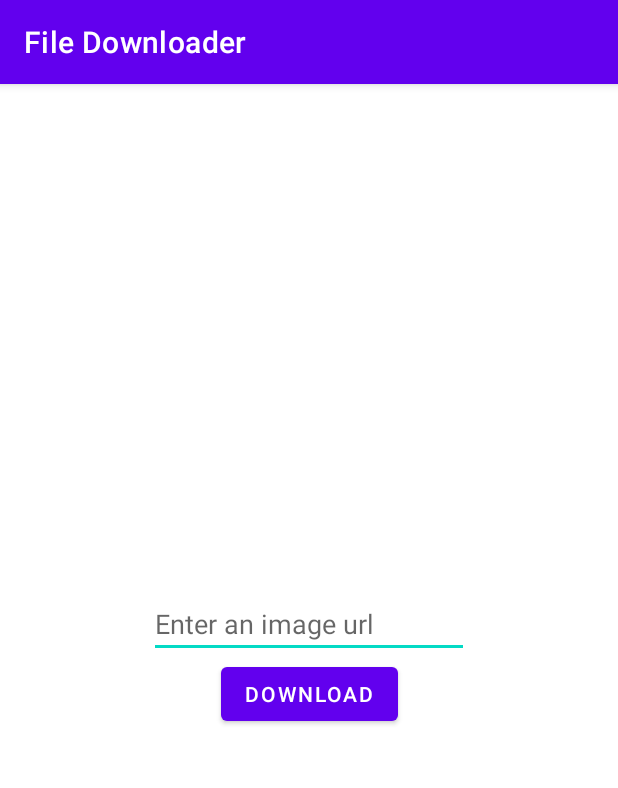
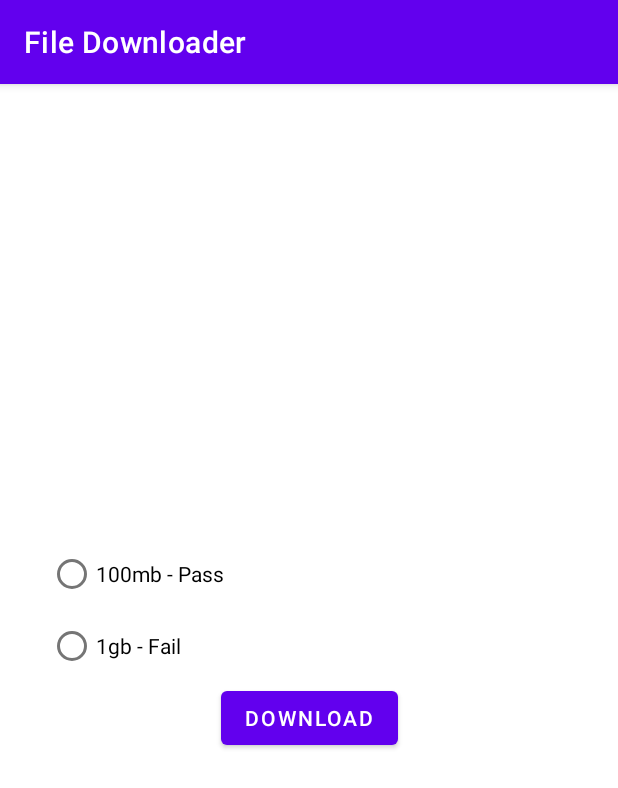
Before and after one commit to gferiancek/FileDownloader, an Android app: the screen it shows after launch (MainActivity), on a phone screen of 412 x 824 dp. Shown: the top 788 px of the screen. Run offline under Robolectric (Android 15) with nearby library versions, the phone set to English and light mode, and no system bars; our stand-ins replace data binding.

Commit message:
refactor: Expanded Notification functionality
Reworked the code in the ViewModel's onReceive fun. (Extracted logic out to parseDownload and sendNotification).  Added support for cancelling the download and handling failed downloads.  Modified NotificationUtils.kt to show new data parsed from the download. (Data shown depends on the status of the download.)

```diff
--- a/app/build.gradle
+++ b/app/build.gradle
@@ -55,7 +55,7 @@ dependencies {
     // Lifecycle
     implementation "androidx.lifecycle:lifecycle-viewmodel-ktx:2.3.1"
     implementation "androidx.lifecycle:lifecycle-livedata-ktx:2.3.1"
-    implementation 'androidx.fragment:fragment-ktx:1.3.4'
+    implementation 'androidx.fragment:fragment-ktx:1.3.5'
 
     // Coroutines
     implementation "org.jetbrains.kotlinx:kotlinx-coroutines-core:1.4.3"
--- a/app/src/main/AndroidManifest.xml
+++ b/app/src/main/AndroidManifest.xml
@@ -4,6 +4,7 @@
 
     <uses-permission android:name="android.permission.INTERNET" />
     <uses-permission android:name="android.permission.WRITE_EXTERNAL_STORAGE" />
+    <uses-permission android:name="android.permission.DOWNLOAD_WITHOUT_NOTIFICATION" />
 
     <application
         android:requestLegacyExternalStorage="true"
@@ -20,6 +21,11 @@
                 <category android:name="android.intent.category.LAUNCHER" />
             </intent-filter>
         </activity>
+
+        <receiver
+            android:name=".receiver.CancelReceiver"
+            android:enabled="true"
+            android:exported="false" />
     </application>
 
 </manifest>
--- /dev/null
+++ b/app/src/main/res/drawable/ic_baseline_cancel_24.xml
@@ -0,0 +1,10 @@
+<vector xmlns:android="http://schemas.android.com/apk/res/android"
+    android:width="24dp"
+    android:height="24dp"
+    android:viewportWidth="24"
+    android:viewportHeight="24"
+    android:tint="?attr/colorControlNormal">
+  <path
+      android:fillColor="@android:color/white"
+      android:pathData="M12,2C6.47,2 2,6.47 2,12s4.47,10 10,10 10,-4.47 10,-10S17.53,2 12,2zM17,15.59L15.59,17 12,13.41 8.41,17 7,15.59 10.59,12 7,8.41 8.41,7 12,10.59 15.59,7 17,8.41 13.41,12 17,15.59z"/>
+</vector>
--- /dev/null
+++ b/app/src/main/res/drawable/ic_baseline_download_24.xml
@@ -0,0 +1,10 @@
+<vector xmlns:android="http://schemas.android.com/apk/res/android"
+    android:width="24dp"
+    android:height="24dp"
+    android:viewportWidth="24"
+    android:viewportHeight="24"
+    android:tint="?attr/colorControlNormal">
+  <path
+      android:fillColor="@android:color/white"
+      android:pathData="M5,20h14v-2H5V20zM19,9h-4V3H9v6H5l7,7L19,9z"/>
+</vector>
--- a/app/src/main/res/layout/fragment_download.xml
+++ b/app/src/main/res/layout/fragment_download.xml
@@ -14,39 +14,51 @@
         android:layout_width="match_parent"
         android:layout_height="match_parent">
 
+        <RadioGroup
+            android:id="@+id/radio_group"
+            android:layout_width="match_parent"
+            android:layout_height="wrap_content"
+            android:layout_marginStart="32dp"
+            android:layout_marginEnd="32dp"
+            app:layout_constraintVertical_chainStyle="packed"
+            app:layout_constraintTop_toTopOf="parent"
+            app:layout_constraintBottom_toTopOf="@id/button"
+            app:layout_constraintStart_toStartOf="parent"
+            app:layout_constraintEnd_toEndOf="parent" >
+            <RadioButton
+                android:id="@+id/mb_100"
+                android:layout_width="match_parent"
+                android:layout_height="wrap_content"
+                android:text="100mb - Pass"
+                android:tag="https://speed.hetzner.de/100MB.bin" />
+
+            <RadioButton
+                android:id="@+id/gb_1"
+                android:layout_width="match_parent"
+                android:layout_height="wrap_content"
+                android:text="1gb - Fail"
+                android:tag="https://speed.hetzner.de/fail" />
+        </RadioGroup>
+
         <Button
             android:id="@+id/button"
             android:layout_width="wrap_content"
             android:layout_height="wrap_content"
-            android:onClick="@{() -> viewModel.downloadData()}"
+            android:onClick="@{() -> viewModel.onStartDownload()}"
             android:text="Download"
-            app:layout_constraintBottom_toBottomOf="parent"
+            app:layout_constraintTop_toBottomOf="@id/radio_group"
             app:layout_constraintEnd_toEndOf="parent"
             app:layout_constraintStart_toStartOf="parent"
-            app:layout_constraintTop_toBottomOf="@+id/editTextTextPersonName" />
-
-        <EditText
-            android:id="@+id/editTextTextPersonName"
-            android:layout_width="wrap_content"
-            android:layout_height="wrap_content"
-            android:ems="10"
-            android:text=""
-            android:hint="Enter an image url"
-            android:inputType="textPersonName"
-            app:layout_constraintBottom_toTopOf="@+id/button"
-            app:layout_constraintEnd_toEndOf="parent"
-            app:layout_constraintStart_toStartOf="parent"
-            app:layout_constraintTop_toTopOf="parent"
-            app:layout_constraintVertical_chainStyle="packed" />
+            app:layout_constraintBottom_toTopOf="@+id/textView" />
 
         <TextView
             android:id="@+id/textView"
             android:layout_width="wrap_content"
             android:layout_height="wrap_content"
-            android:layout_marginTop="32dp"
             android:text="@{viewModel.progress}"
-            app:layout_constraintEnd_toEndOf="@+id/editTextTextPersonName"
-            app:layout_constraintStart_toStartOf="@+id/editTextTextPersonName"
+            app:layout_constraintBottom_toBottomOf="parent"
+            app:layout_constraintEnd_toEndOf="@+id/button"
+            app:layout_constraintStart_toStartOf="@+id/button"
             app:layout_constraintTop_toBottomOf="@+id/button" />
     </androidx.constraintlayout.widget.ConstraintLayout>
 </layout>
--- a/app/src/main/res/values/strings.xml
+++ b/app/src/main/res/values/strings.xml
@@ -4,4 +4,7 @@
     <string name="download_complete_channel_id">download_complete</string>
     <string name="download_complete_channel_name">Download Complete</string>
     <string name="download_complete_channel_description">Shows information about downloaded files.</string>
+    <string name="action_cancel">Cancel</string>
+    <string name="successful">Successful</string>
+    <string name="failed">Failed</string>
 </resources>
```
Also changed, not shown: app/src/main/java/com/example/filedownloader/model/DownloadedFile.kt (added, +11 -0 lines), app/src/main/java/com/example/filedownloader/model/File.kt (deleted, +0 -9 lines), app/src/main/java/com/example/filedownloader/receiver/CancelReceiver.kt (added, +19 -0 lines), app/src/main/java/com/example/filedownloader/ui/DownloadFragment.kt (+18 -0 lines), app/src/main/java/com/example/filedownloader/utils/DownloadUtils.kt (+38 -21 lines), app/src/main/java/com/example/filedownloader/utils/NotificationUtils.kt (+43 -4 lines), app/src/main/java/com/example/filedownloader/viewmodel/DownloadViewModel.kt (+102 -47 lines), app/src/main/java/com/example/filedownloader/views/LoadingButton.kt (added, +12 -0 lines).
